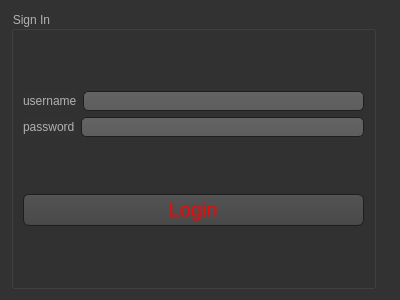
IvanPerletti/BugLot, file QCustomPlot_Logs/access.ui: the form before one commit.
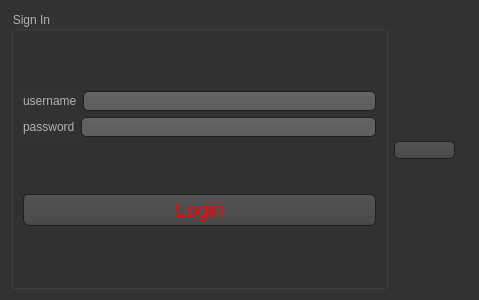
The form after the commit. Icons and pictures are not drawn.

Commit message: Add ComboBox to discriminate code parts

The edit to the form file:
```diff
--- a/QCustomPlot_Logs/access.ui
+++ b/QCustomPlot_Logs/access.ui
@@ -6,7 +6,7 @@
    <rect>
     <x>0</x>
     <y>0</y>
-    <width>400</width>
+    <width>479</width>
     <height>300</height>
    </rect>
   </property>
@@ -538,6 +538,9 @@
      </layout>
     </widget>
    </item>
+   <item>
+    <widget class="QComboBox" name="comboBox"/>
+   </item>
    <item>
     <widget class="QLabel" name="label_pix">
      <property name="text">
```
The commit also changes 7 other files.
